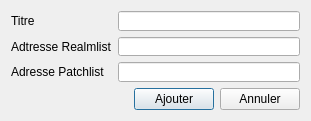
Old version of the form FenNouveau.ui in the repository Zxb12/EasyRealm.
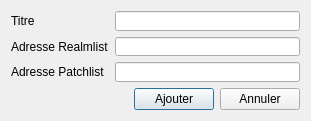
New version of the form. Icons and pictures are not drawn.

Diff of the .ui file:
```diff
--- a/FenNouveau.ui
+++ b/FenNouveau.ui
@@ -47,7 +47,7 @@
      <item row="1" column="0">
       <widget class="QLabel" name="label_2">
        <property name="text">
-        <string>Adtresse Realmlist</string>
+        <string>Adresse Realmlist</string>
        </property>
       </widget>
      </item>
```
